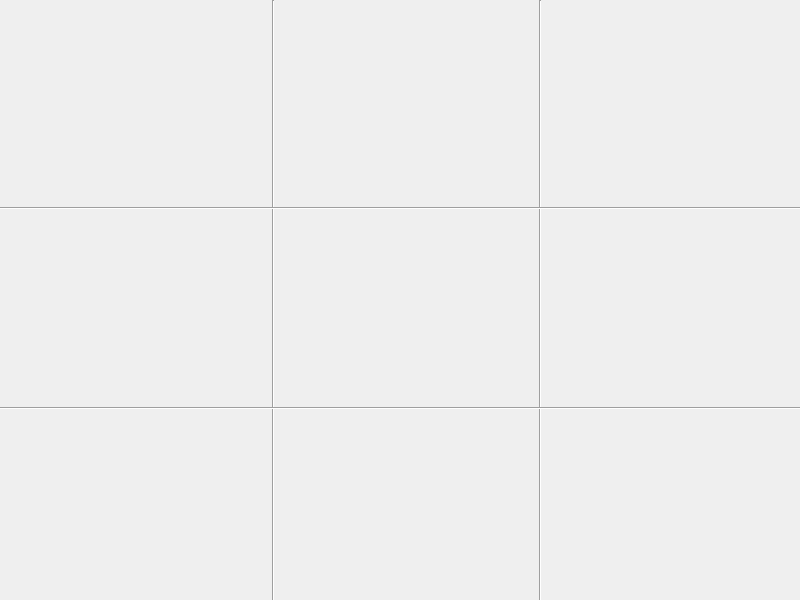
This is tictactoe.ui in teamchz/miniProjectCSS as Qt 5 draws it before an edit. The edited form follows.
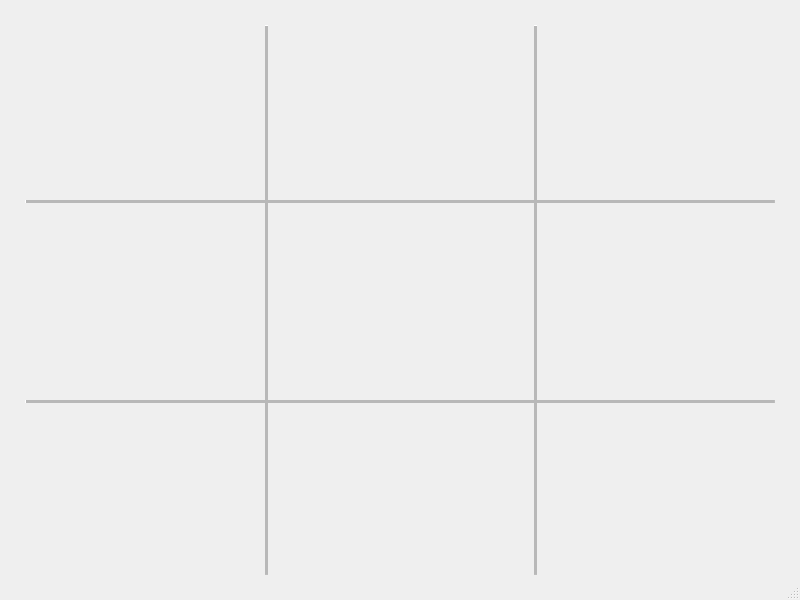
This is the edited form.

Diff of the .ui file:
```diff
--- a/tictactoe.ui
+++ b/tictactoe.ui
@@ -1,7 +1,10 @@
 <?xml version="1.0" encoding="UTF-8"?>
 <ui version="4.0">
- <class>TicTacToe</class>
- <widget class="QDialog" name="TicTacToe">
+ <class>MainWindow</class>
+ <widget class="QMainWindow" name="MainWindow">
+  <property name="enabled">
+   <bool>true</bool>
+  </property>
   <property name="geometry">
    <rect>
     <x>0</x>
@@ -10,61 +13,130 @@
     <height>600</height>
    </rect>
   </property>
+  <property name="minimumSize">
+   <size>
+    <width>800</width>
+    <height>600</height>
+   </size>
+  </property>
+  <property name="maximumSize">
+   <size>
+    <width>800</width>
+    <height>600</height>
+   </size>
+  </property>
+  <property name="mouseTracking">
+   <bool>true</bool>
+  </property>
   <property name="windowTitle">
    <string>TicTacToe</string>
   </property>
-  <widget class="Line" name="line">
-   <property name="geometry">
-    <rect>
-     <x>265</x>
-     <y>0</y>
-     <width>16</width>
-     <height>601</height>
-    </rect>
-   </property>
-   <property name="orientation">
-    <enum>Qt::Vertical</enum>
+  <property name="autoFillBackground">
+   <bool>false</bool>
+  </property>
+  <widget class="QWidget" name="centralwidget">
+   <property name="enabled">
+    <bool>true</bool>
    </property>
-  </widget>
-  <widget class="Line" name="line_2">
-   <property name="geometry">
-    <rect>
-     <x>532</x>
-     <y>0</y>
-     <width>16</width>
-     <height>601</height>
-    </rect>
+   <property name="mouseTracking">
+    <bool>true</bool>
    </property>
-   <property name="orientation">
-    <enum>Qt::Vertical</enum>
-   </property>
-  </widget>
-  <widget class="Line" name="line_3">
+   <widget class="Line" name="lineh1">
+    <property name="enabled">
+     <bool>false</bool>
+    </property>
    <property name="geometry">
     <rect>
-     <x>0</x>
+      <x>25</x>
      <y>200</y>
-     <width>801</width>
-     <height>16</height>
-    </rect>
-   </property>
+      <width>750</width>
+      <height>3</height>
+     </rect>
+    </property>
+    <property name="frameShadow">
+     <enum>QFrame::Raised</enum>
+    </property>
+    <property name="lineWidth">
+     <number>1</number>
+    </property>
+    <property name="midLineWidth">
+     <number>5</number>
+    </property>
    <property name="orientation">
     <enum>Qt::Horizontal</enum>
    </property>
   </widget>
-  <widget class="Line" name="line_4">
+   <widget class="Line" name="lineh2">
+    <property name="enabled">
+     <bool>false</bool>
+    </property>
    <property name="geometry">
     <rect>
-     <x>0</x>
+      <x>25</x>
      <y>400</y>
-     <width>801</width>
-     <height>16</height>
-    </rect>
-   </property>
+      <width>750</width>
+      <height>3</height>
+     </rect>
+    </property>
+    <property name="styleSheet">
+     <string notr="true"/>
+    </property>
+    <property name="frameShadow">
+     <enum>QFrame::Raised</enum>
+    </property>
+    <property name="midLineWidth">
+     <number>5</number>
+    </property>
    <property name="orientation">
     <enum>Qt::Horizontal</enum>
    </property>
   </widget>
+   <widget class="Line" name="linev1">
+    <property name="enabled">
+     <bool>false</bool>
+    </property>
+    <property name="geometry">
+     <rect>
+      <x>265</x>
+      <y>25</y>
+      <width>3</width>
+      <height>550</height>
+     </rect>
+    </property>
+    <property name="frameShadow">
+     <enum>QFrame::Raised</enum>
+    </property>
+    <property name="midLineWidth">
+     <number>5</number>
+    </property>
+    <property name="orientation">
+     <enum>Qt::Vertical</enum>
+    </property>
+   </widget>
+   <widget class="Line" name="linev2">
+    <property name="enabled">
+     <bool>false</bool>
+    </property>
+    <property name="geometry">
+     <rect>
+      <x>534</x>
+      <y>25</y>
+      <width>3</width>
+      <height>550</height>
+     </rect>
+    </property>
+    <property name="frameShadow">
+     <enum>QFrame::Raised</enum>
+    </property>
+    <property name="midLineWidth">
+     <number>5</number>
+    </property>
+    <property name="orientation">
+     <enum>Qt::Vertical</enum>
+    </property>
+   </widget>
+  </widget>
+  <widget class="QStatusBar" name="statusbar"/>
  </widget>
  <resources/>
  <connections/>
```
Left out of the diff: 2 changed lines with no effect on the pictures. Lines whose indentation alone changed are shown as unchanged.
